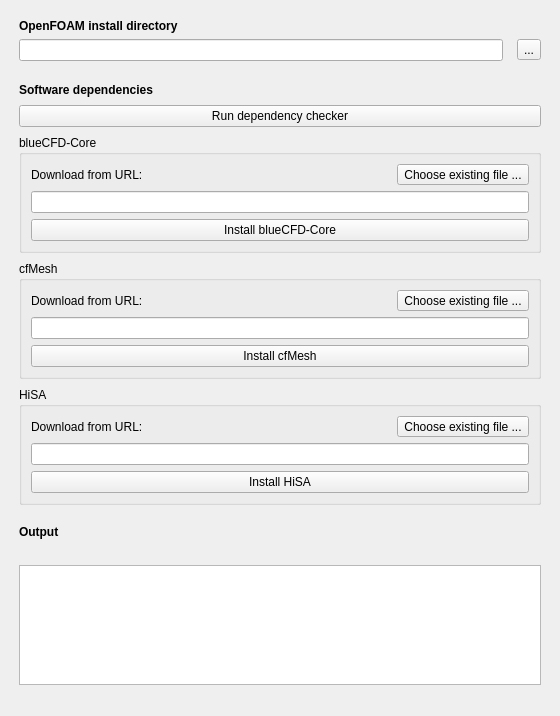
Above: CfdPreferencePage.ui from jaheyns/CfdOF before the change. Below: the same form after it.
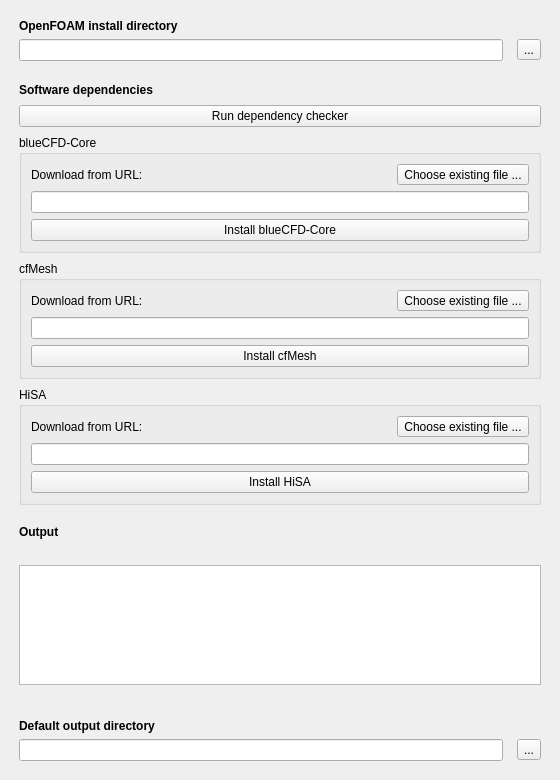
That is the form after the change.

Commit message: CFD: Allow output folder to be set for system and case

The edit to the form file:
```diff
--- a/CfdPreferencePage.ui
+++ b/CfdPreferencePage.ui
@@ -284,6 +284,64 @@
      </property>
     </layout>
    </item>
+   <item>
+    <layout class="QGridLayout" name="gridLayout">
+     <property name="leftMargin">
+      <number>8</number>
+     </property>
+     <property name="topMargin">
+      <number>8</number>
+     </property>
+     <property name="rightMargin">
+      <number>8</number>
+     </property>
+     <property name="bottomMargin">
+      <number>8</number>
+     </property>
+     <property name="horizontalSpacing">
+      <number>14</number>
+     </property>
+     <property name="verticalSpacing">
+      <number>6</number>
+     </property>
+     <item row="1" column="0">
+      <widget class="QLineEdit" name="le_output_dir">
+       <property name="enabled">
+        <bool>true</bool>
+       </property>
+       <property name="toolTip">
+        <string>The directory to which case folders are written. Used unless overridden on a per-analysis basis.</string>
+       </property>
+       <property name="readOnly">
+        <bool>false</bool>
+       </property>
+      </widget>
+     </item>
+     <item row="1" column="1">
+      <widget class="QToolButton" name="tb_choose_output_dir">
+       <property name="enabled">
+        <bool>true</bool>
+       </property>
+       <property name="text">
+        <string>...</string>
+       </property>
+      </widget>
+     </item>
+     <item row="0" column="0">
+      <widget class="QLabel" name="label_outputdir">
+       <property name="font">
+        <font>
+         <weight>75</weight>
+         <bold>true</bold>
+        </font>
+       </property>
+       <property name="text">
+        <string>Default output directory</string>
+       </property>
+      </widget>
+     </item>
+    </layout>
+   </item>
   </layout>
  </widget>
  <tabstops>
```
The commit also changes 10 other files.
